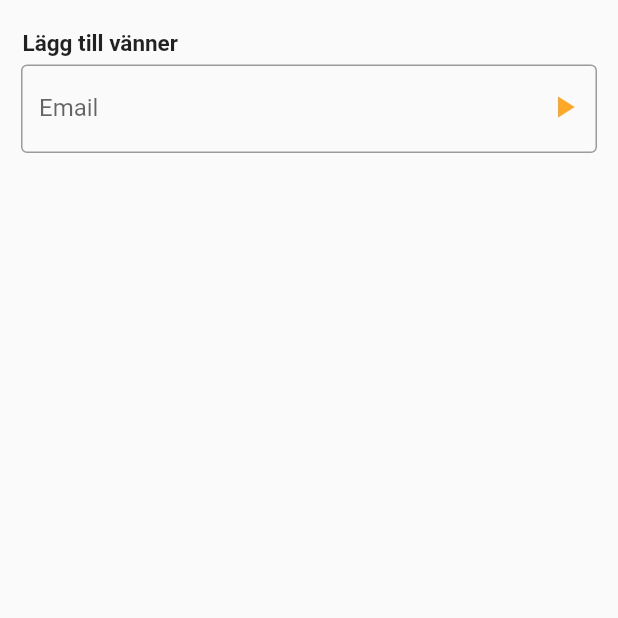
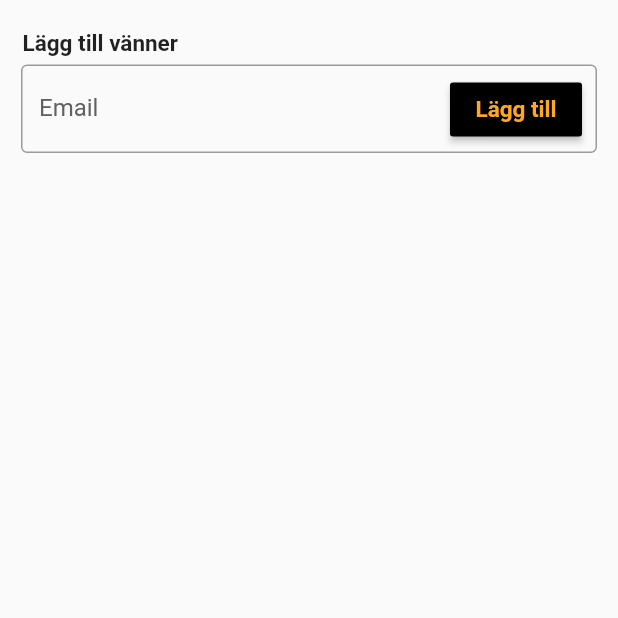
Before and after one commit to AlbinFrick/discgolf, a Flutter app: the UserScreen screen opened by its route, on a phone screen of 412 x 824 dp, the top half of it. Run offline on Flutter 3.47's test engine with Material 2 defaults, Android fonts, the phone set to English and light mode, and no system bars; our stand-ins replace cloud_firestore, firebase_auth, google_maps_flutter; accounts and stored records are empty.

Commit message:
Added user feedback in friendrequest.

```diff
--- a/lib/screens/user.dart
+++ b/lib/screens/user.dart
@@ -34,24 +34,48 @@ class UserScreen extends StatelessWidget {
   }
 }
 
-class FriendSearch extends StatelessWidget {
+class FriendSearch extends StatefulWidget {
+  @override
+  _FriendSearchState createState() => _FriendSearchState();
+}
+
+class _FriendSearchState extends State<FriendSearch> {
   final TextEditingController _searchController = TextEditingController();
-
+  String response = '';
+  Color resposeColor = Colors.black;
   @override
   Widget build(BuildContext context) {
-    search() {
+    search() async {
       print('in search');
       String input = _searchController.text;
-      if (input.length > 0) {
-        FireUtils.addUserFriendRequest(
+      if (input.length > 0 && input.contains('@')) {
+        print('going into fire');
+        bool success = await FireUtils.addUserFriendRequest(
             friendEmail: _searchController.text, context: context);
+        print(success);
+        if (success) {
           _searchController.text = '';
+          response = 'Förfrågan skickad!';
+          resposeColor = Colors.green;
+          FocusScope.of(context).requestFocus(FocusNode());
+        } else {
+          print('no can do');
+          response = 'Kunde inte lägga till.';
+          resposeColor = Colors.red;
         }
+      } else {
+        response = 'Vänligen skriv en email.';
+        resposeColor = Colors.red;
+      }
+      setState(() {});
     }
 
     return Container(
         padding: EdgeInsets.symmetric(horizontal: 4),
-        child: Stack(
+        child: Column(
+          crossAxisAlignment: CrossAxisAlignment.start,
+          children: <Widget>[
+            Stack(
               children: <Widget>[
                 TextFormField(
                     onFieldSubmitted: (input) {
@@ -60,26 +84,47 @@ class FriendSearch extends StatelessWidget {
                     controller: _searchController,
                     keyboardType: TextInputType.emailAddress,
                     decoration: InputDecoration(
+                        labelStyle: TextStyle(color: Colors.grey[700]),
                         prefix: SizedBox(
                           width: 10,
                         ),
                         labelText: 'Email',
+                        focusedBorder: OutlineInputBorder(
+                          borderSide: BorderSide(color: accentColor),
+                        ),
                         border: OutlineInputBorder(
-                      borderSide: BorderSide(color: Colors.black),
+                          borderSide: BorderSide(color: mainColor),
                         ))),
                 Positioned(
                   right: 10,
-              top: 16,
+                  top: 6,
                   child: GestureDetector(
                     onTap: () {
                       search();
                     },
-                child: Icon(
-                  Icons.play_arrow,
+                    child: Center(
+                      child: RaisedButton(
+                        onPressed: () => search(),
+                        color: mainColor,
+                        child: Text('Lägg till',
+                            style: TextStyle(
+                                fontSize: 15,
                                 color: accentColor,
+                                fontWeight: FontWeight.bold)),
                       ),
                     ),
+                    // child: Icon(
+                    //   Icons.play_arrow,
+                    //   color: accentColor,
+                    // ),
                   ),
+                ),
+              ],
+            ),
+            SizedBox(
+              height: 5,
+            ),
+            Text(response, style: TextStyle(color: resposeColor)),
           ],
         ));
   }
--- a/lib/utils/fire_utils.dart
+++ b/lib/utils/fire_utils.dart
@@ -84,6 +84,7 @@ class FireUtils {
         .getDocuments();
     if (friend.documents.length == 0) {
       print('failed to find user');
+      print('returning false');
       return false;
     }
     var friendRequests = friend.documents[0]['friend_requests'];
@@ -98,5 +99,6 @@ class FireUtils {
     _updateUser(
         friend.documents[0].documentID, {'friend_requests': friendRequests});
     print('User added');
+    return true;
   }
 }
```
Lines whose indentation alone changed are shown as unchanged.
